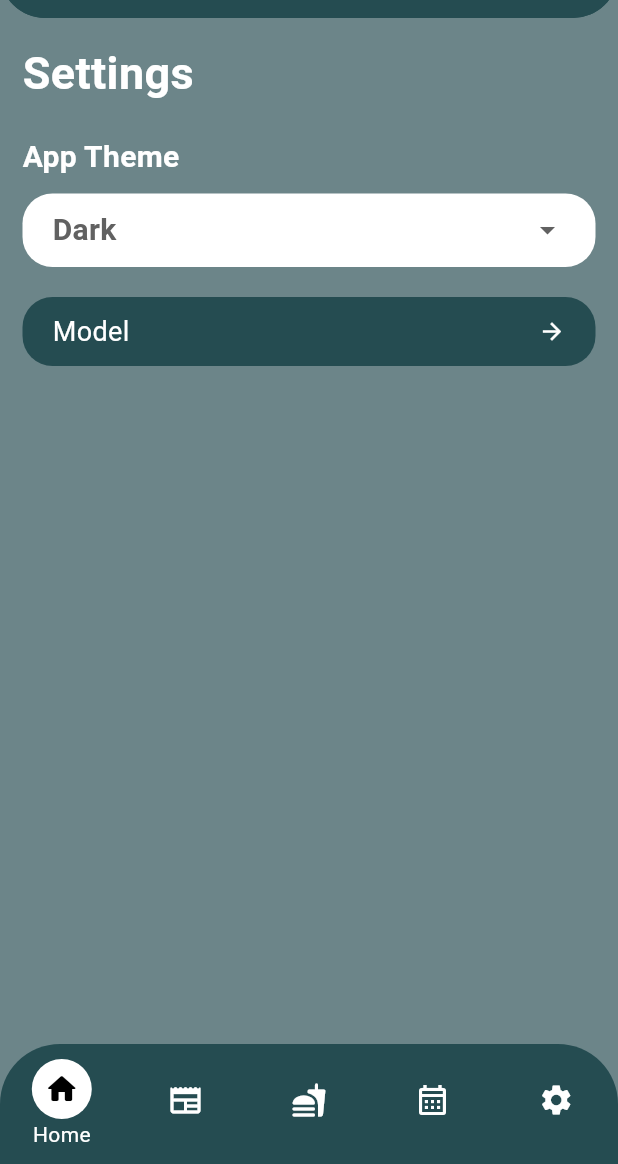
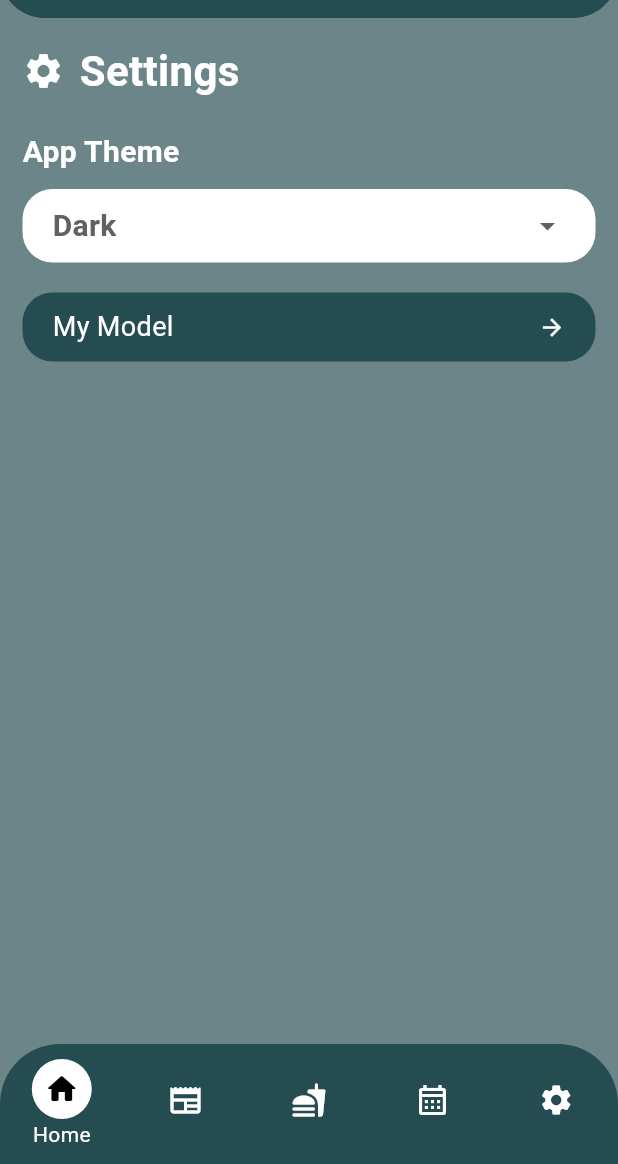
Before and after one commit to eslam301/fit_genie, a Flutter app: the HomeLayout screen opened by its route, swiped to page 5, on a phone screen of 412 x 824 dp, the part 72-1236 px from its top. Run offline on Flutter 3.47's test engine with Material 3 defaults, Android fonts, the phone set to English and light mode, and no system bars; our stand-ins replace carousel_slider, firebase_auth, firebase_core, flutter_svg, flutter_widget_from_html, get and 2 more; missing offline and left inert: model_viewer_plus; accounts and stored records are empty; network calls fail.

```diff
--- a/lib/core/widgets/drop_down_bar.dart
+++ b/lib/core/widgets/drop_down_bar.dart
@@ -2,16 +2,15 @@ import 'package:flutter/material.dart';
 import 'package:get/get.dart';
 import '../../main.dart';
 
-class DropDownBar extends StatefulWidget {
-  const DropDownBar({super.key});
+class DropDownBarTheme extends StatefulWidget {
+  const DropDownBarTheme({super.key});
 
   @override
-  State<DropDownBar> createState() => _DropDownBarState();
+  State<DropDownBarTheme> createState() => _DropDownBarState();
 
 }
 
-class _DropDownBarState extends State<DropDownBar> {
-
+class _DropDownBarState extends State<DropDownBarTheme> {
   String? _selected = Get.isDarkMode ? "Dark" : "Light";
   final List<String> _items = ["Light", "Dark"];
   ThemeController themeController = Get.find();
--- a/lib/main.dart
+++ b/lib/main.dart
@@ -5,6 +5,7 @@ import 'package:fitgenie/pages/sign-in/sign_up/sign_up.dart';
 import 'package:fitgenie/pages/splash/splash_screen.dart';
 import 'package:flutter/material.dart';
 import 'package:get/get.dart';
+import 'package:webview_flutter/webview_flutter.dart';
 
 import 'core/application_theme.dart';
 import 'firebase_options.dart';
@@ -62,4 +63,6 @@ class ThemeController extends GetxController {
     }
     Get.changeThemeMode(mode ? ThemeMode.dark : ThemeMode.light);
   }
+
+
 }
--- a/lib/pages/News/news_screen.dart
+++ b/lib/pages/News/news_screen.dart
@@ -73,4 +73,5 @@ class _NewsScreenState extends State<NewsScreen> {
           }
         });
   }
+
 }
--- a/lib/pages/settings/setting_view.dart
+++ b/lib/pages/settings/setting_view.dart
@@ -1,8 +1,6 @@
 import 'package:fitgenie/core/widgets/custom_button.dart';
 import 'package:flutter/material.dart';
 import 'package:get/get.dart';
-
-
 import '../../core/widgets/drop_down_bar.dart';
 import '../model_viewer/model_test.dart';
 
@@ -14,33 +12,37 @@ class SettingsView extends StatefulWidget {
 }
 
 class _SettingsViewState extends State<SettingsView> {
-  List <String> languages = [
-    'English',
-    'Arabic',
-  ];
-  List <String> themes = [
-    'Light',
-    'Dark',
-  ];
   @override
   Widget build(BuildContext context) {
     return SingleChildScrollView(
       child: Column(crossAxisAlignment: CrossAxisAlignment.stretch, children: [
-        const Text(
-          "Settings",
-          style: TextStyle(
-              fontWeight: FontWeight.bold, fontSize: 30, color: Colors.white),
+        const Row(
+          crossAxisAlignment: CrossAxisAlignment.center,
+          children: [
+
+            Icon(
+              Icons.settings,
+              color: Colors.white,
+              size: 28,
+            ),
+            SizedBox(
+              width: 10,
+            ),
+            Text(
+              "Settings",
+              style: TextStyle(
+                  fontWeight: FontWeight.bold, fontSize: 28, color: Colors.white),
+            )
+          ],
         ),
         const SizedBox(
           height: 20,
         ),
-        const DropDownBar(),
+        const DropDownBarTheme(),
         const SizedBox(
           height: 20,
         ),
-
-        // DropDownBar(listOfSheet: themes,title: "themes",),
-        LongButton(label: 'Model', onTap: (){
+        LongButton(label: 'My Model', onTap: (){
           Get.to(() => const ModelTestView(),transition: Transition.fadeIn);
         })
       ]),
--- a/pubspec.yaml
+++ b/pubspec.yaml
@@ -25,6 +25,8 @@ dependencies:
   firebase_auth: ^4.17.4
   flutter_widget_from_html: ^0.14.6
   cached_network_image: ^3.3.1
+  webview_flutter: ^4.7.0
+
 #  health: ^9.0.1
 
 
```
Also changed, not shown: lib/core/widgets/webView/webView_screen.dart (added, +41 -0 lines), lib/pages/News/news_details_view_screen.dart (+35 -6 lines), lib/pages/News/news_widget/artical_widget_view.dart (+40 -3 lines), pubspec.lock.
